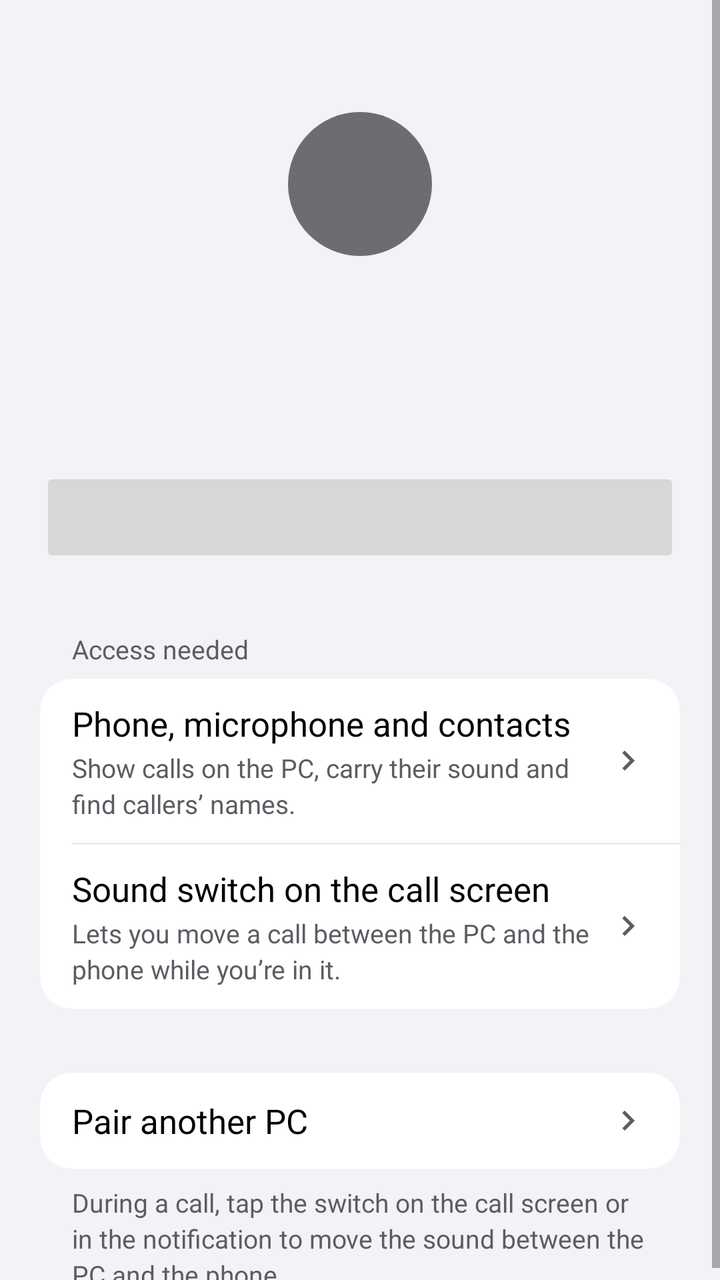
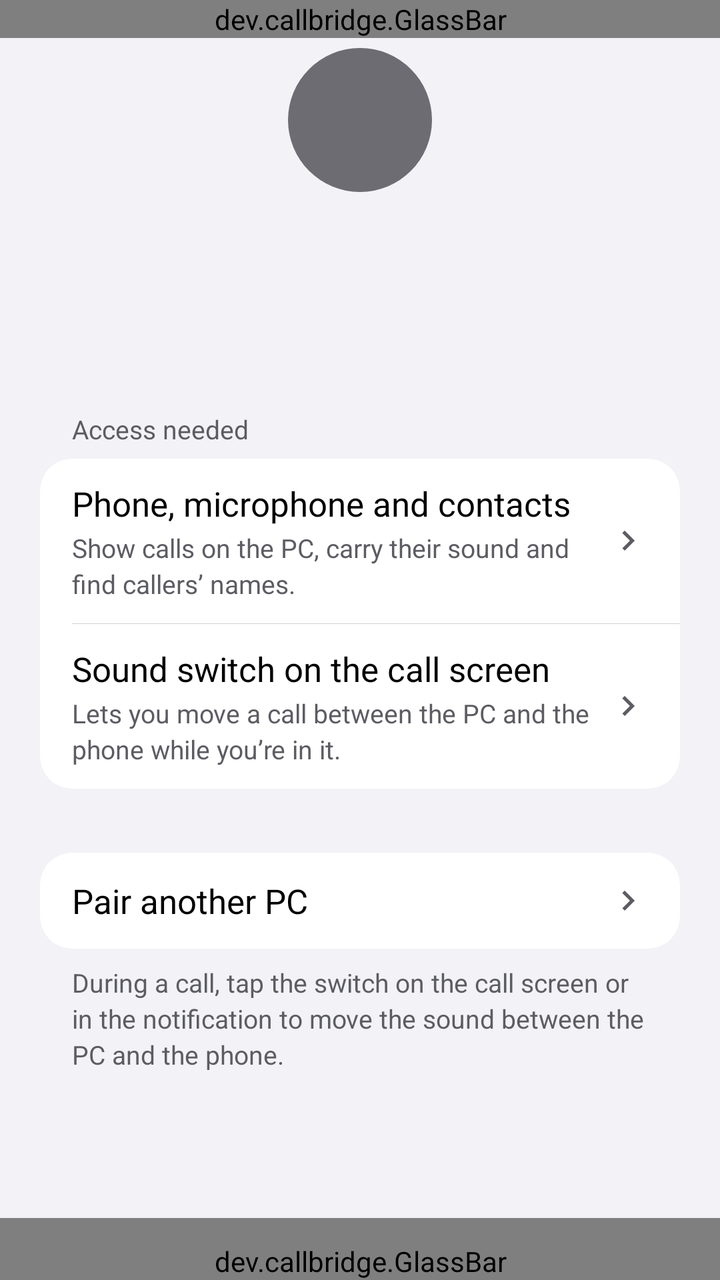

Two renders of the same Android screen: before a commit and after it. Below are the layout's source before the change and the commit's diff.
<!-- AndroidManifest.xml: application theme Theme.CallBridge -->
<!-- res/layout/activity_main.xml -->
<?xml version="1.0" encoding="utf-8"?>
<ScrollView xmlns:android="http://schemas.android.com/apk/res/android"
	android:id="@+id/root"
	android:layout_width="match_parent"
	android:layout_height="match_parent"
	android:background="@color/bg_grouped"
	android:fillViewport="true">

	<LinearLayout
		android:id="@+id/content"
		android:layout_width="match_parent"
		android:layout_height="wrap_content"
		android:gravity="center_horizontal"
		android:orientation="vertical"
		android:paddingHorizontal="20dp">

		<FrameLayout
			android:id="@+id/status_badge"
			android:layout_width="72dp"
			android:layout_height="72dp"
			android:layout_marginTop="56dp"
			android:background="@drawable/bg_circle">

			<ImageView
				android:id="@+id/status_icon"
				android:layout_width="40dp"
				android:layout_height="40dp"
				android:layout_gravity="center"
				android:importantForAccessibility="no"
				android:tint="@color/on_fill" />
		</FrameLayout>

		<TextView
			android:id="@+id/title"
			style="@style/Text.Title"
			android:layout_width="match_parent"
			android:layout_height="wrap_content"
			android:layout_marginTop="16dp"
			android:accessibilityHeading="true"
			android:accessibilityLiveRegion="polite"
			android:gravity="center" />

		<TextView
			android:id="@+id/detail"
			style="@style/Text.Subhead"
			android:layout_width="match_parent"
			android:layout_height="wrap_content"
			android:layout_marginTop="4dp"
			android:gravity="center" />

		<Button
			android:id="@+id/primary"
			style="@style/Button.Capsule"
			android:layout_marginTop="28dp" />

		<TextView
			android:id="@+id/access_header"
			style="@style/Text.Footnote"
			android:layout_width="match_parent"
			android:layout_height="wrap_content"
			android:layout_marginTop="32dp"
			android:layout_marginBottom="6dp"
			android:accessibilityHeading="true"
			android:paddingHorizontal="16dp"
			android:text="@string/access_header" />

		<LinearLayout
			android:id="@+id/access_section"
			style="@style/Section">

			<LinearLayout
				android:id="@+id/access_phone"
				style="@style/Row">

				<LinearLayout
					android:layout_width="0dp"
					android:layout_height="wrap_content"
					android:layout_weight="1"
					android:orientation="vertical">

					<TextView
						style="@style/Text.Body"
						android:layout_width="match_parent"
						android:layout_height="wrap_content"
						android:text="@string/access_phone" />

					<TextView
						style="@style/Text.Footnote"
						android:layout_width="match_parent"
						android:layout_height="wrap_content"
						android:layout_marginTop="2dp"
						android:text="@string/access_phone_detail" />
				</LinearLayout>

				<ImageView style="@style/Chevron" />
			</LinearLayout>

			<View
				android:id="@+id/access_divider"
				android:layout_width="match_parent"
				android:layout_height="1px"
				android:layout_marginStart="16dp"
				android:background="@color/separator" />

			<LinearLayout
				android:id="@+id/access_overlay"
				style="@style/Row">

				<LinearLayout
					android:layout_width="0dp"
					android:layout_height="wrap_content"
					android:layout_weight="1"
					android:orientation="vertical">

					<TextView
						style="@style/Text.Body"
						android:layout_width="match_parent"
						android:layout_height="wrap_content"
						android:text="@string/access_overlay" />

					<TextView
						style="@style/Text.Footnote"
						android:layout_width="match_parent"
						android:layout_height="wrap_content"
						android:layout_marginTop="2dp"
						android:text="@string/access_overlay_detail" />
				</LinearLayout>

				<ImageView style="@style/Chevron" />
			</LinearLayout>
		</LinearLayout>

		<LinearLayout
			android:id="@+id/pair_section"
			style="@style/Section"
			android:layout_marginTop="32dp">

			<LinearLayout
				android:id="@+id/pair_other"
				style="@style/Row">

				<TextView
					style="@style/Text.Body"
					android:layout_width="0dp"
					android:layout_height="wrap_content"
					android:layout_weight="1"
					android:text="@string/pair_other" />

				<ImageView style="@style/Chevron" />
			</LinearLayout>
		</LinearLayout>

		<TextView
			android:id="@+id/footer"
			style="@style/Text.Footnote"
			android:layout_width="match_parent"
			android:layout_height="wrap_content"
			android:layout_marginTop="8dp"
			android:paddingHorizontal="16dp"
			android:text="@string/footer_modes" />
	</LinearLayout>
</ScrollView>
<!-- resources referenced by this layout -->
<resources>
  <color name="bg_grouped">#F2F2F7</color>
  <color name="on_fill">#FFFFFF</color>
  <color name="separator">#D1D1D6</color>
  <!-- drawable bg_circle (drawable) -->
  <?xml version="1.0" encoding="utf-8"?>
  <shape xmlns:android="http://schemas.android.com/apk/res/android" android:shape="oval">
  	<solid android:color="@color/gray" />
  </shape>
  <string name="access_header">Access needed</string>
  <string name="access_overlay">Sound switch on the call screen</string>
  <string name="access_overlay_detail">Lets you move a call between the PC and the phone while you’re in it.</string>
  <string name="access_phone">Phone, microphone and contacts</string>
  <string name="access_phone_detail">Show calls on the PC, carry their sound and find callers’ names.</string>
  <string name="footer_modes">During a call, tap the switch on the call screen or in the notification to move the sound between the PC and the phone.</string>
  <string name="pair_other">Pair another PC</string>
  <style name="Chevron" parent="">
  		<item name="android:layout_width">20dp</item>
  		<item name="android:layout_height">20dp</item>
  		<item name="android:layout_marginStart">8dp</item>
  		<item name="android:importantForAccessibility">no</item>
  		<item name="android:src">@drawable/ic_chevron</item>
  		<item name="android:tint">@color/label_secondary</item>
  	</style>
  <style name="Section" parent="">
  		<item name="android:layout_width">match_parent</item>
  		<item name="android:layout_height">wrap_content</item>
  		<item name="android:background">@drawable/bg_section</item>
  		<item name="android:clipToOutline">true</item>
  		<item name="android:orientation">vertical</item>
  	</style>
  <style name="Text.Body" parent="">
  		<item name="android:textColor">@color/label</item>
  		<item name="android:textSize">17sp</item>
  		<item name="android:lineHeight">22sp</item>
  	</style>
  <style name="Text.Footnote" parent="">
  		<item name="android:textColor">@color/label_secondary</item>
  		<item name="android:textSize">13sp</item>
  		<item name="android:lineHeight">18sp</item>
  	</style>
  <style name="Text.Subhead" parent="">
  		<item name="android:textColor">@color/label_secondary</item>
  		<item name="android:textSize">15sp</item>
  		<item name="android:lineHeight">20sp</item>
  	</style>
  <style name="Text.Title" parent="">
  		<item name="android:textColor">@color/label</item>
  		<item name="android:textSize">28sp</item>
  		<item name="android:lineHeight">34sp</item>
  		<item name="android:textStyle">bold</item>
  	</style>
  <color name="gray">#6C6C72</color>
  <!-- drawable ic_chevron (drawable) -->
  <?xml version="1.0" encoding="utf-8"?>
  <vector xmlns:android="http://schemas.android.com/apk/res/android"
  	android:width="24dp"
  	android:height="24dp"
  	android:autoMirrored="true"
  	android:tint="@color/label"
  	android:viewportWidth="24"
  	android:viewportHeight="24">
  	<path
  		android:fillColor="#FFFFFF"
  		android:pathData="M10,6L8.59,7.41 13.17,12l-4.58,4.59L10,18l6,-6z" />
  </vector>
  <color name="label_secondary">#5C5C63</color>
  <!-- drawable bg_row (drawable) -->
  <?xml version="1.0" encoding="utf-8"?>
  <ripple xmlns:android="http://schemas.android.com/apk/res/android" android:color="@color/ripple">
  	<item android:id="@android:id/mask">
  		<shape android:shape="rectangle">
  			<solid android:color="#FFFFFF" />
  		</shape>
  	</item>
  </ripple>
  <!-- drawable bg_section (drawable) -->
  <?xml version="1.0" encoding="utf-8"?>
  <shape xmlns:android="http://schemas.android.com/apk/res/android" android:shape="rectangle">
  	<solid android:color="@color/surface" />
  	<corners android:radius="16dp" />
  </shape>
  <color name="label">#000000</color>
  <color name="accent">#1E6EF4</color>
  <color name="ripple">#1F000000</color>
  <color name="surface">#FFFFFF</color>
  <!-- unchanged entries left out for length: 3 -->
</resources>

<!-- the commit's change to res/layout/activity_main.xml (unified diff, before → after) -->
@@ -1,10 +1,16 @@
 <?xml version="1.0" encoding="utf-8"?>
-<ScrollView xmlns:android="http://schemas.android.com/apk/res/android"
+<FrameLayout xmlns:android="http://schemas.android.com/apk/res/android"
 	android:id="@+id/root"
 	android:layout_width="match_parent"
 	android:layout_height="match_parent"
-	android:background="@color/bg_grouped"
-	android:fillViewport="true">
+	android:background="@color/bg_grouped">
+
+	<ScrollView
+		android:id="@+id/scroll"
+		android:layout_width="match_parent"
+		android:layout_height="match_parent"
+		android:clipToPadding="false"
+		android:fillViewport="true">
 
 	<LinearLayout
 		android:id="@+id/content"
@@ -18,7 +24,7 @@
 			android:id="@+id/status_badge"
 			android:layout_width="72dp"
 			android:layout_height="72dp"
-			android:layout_marginTop="56dp"
+			android:layout_marginTop="24dp"
 			android:background="@drawable/bg_circle">
 
 			<ImageView
@@ -47,11 +53,6 @@
 			android:layout_height="wrap_content"
 			android:layout_marginTop="4dp"
 			android:gravity="center" />
-
-		<Button
-			android:id="@+id/primary"
-			style="@style/Button.Capsule"
-			android:layout_marginTop="28dp" />
 
 		<TextView
 			android:id="@+id/access_header"
@@ -159,4 +160,36 @@
 			android:paddingHorizontal="16dp"
 			android:text="@string/footer_modes" />
 	</LinearLayout>
-</ScrollView>
+	</ScrollView>
+
+	<dev.callbridge.GlassBar
+		android:id="@+id/header"
+		android:layout_width="match_parent"
+		android:layout_height="wrap_content"
+		android:layout_gravity="top">
+
+		<TextView
+			android:id="@+id/header_title"
+			android:layout_width="match_parent"
+			android:layout_height="44dp"
+			android:accessibilityHeading="true"
+			android:fontFamily="sans-serif-medium"
+			android:gravity="center"
+			android:text="@string/app_name"
+			android:textColor="@color/label"
+			android:textSize="17sp" />
+	</dev.callbridge.GlassBar>
+
+	<dev.callbridge.GlassBar
+		android:id="@+id/bottom_bar"
+		android:layout_width="match_parent"
+		android:layout_height="wrap_content"
+		android:layout_gravity="bottom"
+		android:paddingHorizontal="20dp"
+		android:paddingTop="12dp">
+
+		<Button
+			android:id="@+id/primary"
+			style="@style/Button.Capsule" />
+	</dev.callbridge.GlassBar>
+</FrameLayout>
<!-- resource entries referenced after the edit -->
@@ -13,6 +13,7 @@
   <string name="access_overlay_detail">Lets you move a call between the PC and the phone while you’re in it.</string>
   <string name="access_phone">Phone, microphone and contacts</string>
   <string name="access_phone_detail">Show calls on the PC, carry their sound and find callers’ names.</string>
+  <string name="app_name">CallBridge</string>
   <string name="footer_modes">During a call, tap the switch on the call screen or in the notification to move the sound between the PC and the phone.</string>
   <string name="pair_other">Pair another PC</string>
   <style name="Chevron" parent="">
